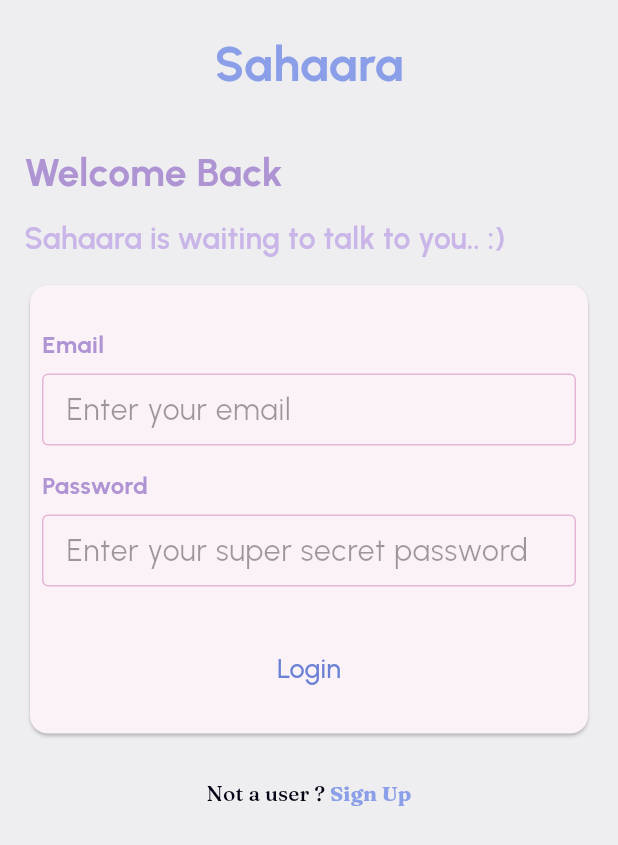
After one commit to shikharr-ag/sahaara, a Flutter app: the AppwriteSignInPage screen opened directly, on a phone screen of 412 x 824 dp. The commit adds this screen. Shown: the top 845 px of the screen. Run offline on Flutter 3.47's test engine with Material 3 defaults, Android fonts, the phone set to English and light mode, and no system bars; our stand-ins replace animated_bottom_navigation_bar, another_flushbar, appwrite, audioplayers, auto_size_text, chat_bubbles and 13 more; missing offline and left inert: audio_waveforms, circular_reveal_animation, flutter_shimmer, record, simple_ripple_animation, transition; accounts and stored records are empty; network calls fail.

Commit message:
appwrite v1;

```diff
--- /dev/null
+++ b/lib/auth/domain/entity/appwrite_login_state.dart
@@ -0,0 +1,17 @@
+import 'package:copy_with_extension/copy_with_extension.dart';
+
+part 'appwrite_login_state.g.dart';
+
+@CopyWith()
+class AppwriteLoginState {
+  bool isSigningIn;
+  String email;
+  String password;
+  String? errorMessage;
+  AppwriteLoginState({
+    required this.isSigningIn,
+    this.errorMessage,
+    required this.password,
+    required this.email,
+  });
+}
--- a/lib/auth/domain/entity/google_login_state.dart
+++ /dev/null
@@ -1,5 +0,0 @@
-class GoogleLoginState {
-  bool isSigningIn;
-  String? errorMessage;
-  GoogleLoginState({required this.isSigningIn, this.errorMessage});
-}
--- /dev/null
+++ b/lib/auth/presentation/notifiers/appwrite_auth_notifier.dart
@@ -0,0 +1,101 @@
+import 'dart:developer';
+
+import 'package:appwrite/appwrite.dart';
+import 'package:flutter/material.dart';
+import 'package:flutter_riverpod/flutter_riverpod.dart';
+import 'package:sahaara/auth/domain/entity/appwrite_login_state.dart';
+
+import 'package:sahaara/global/functions/snackbars.dart';
+import 'package:sahaara/main.dart';
+import 'package:sahaara/onboarding/presentation/screen/onboarding_screen.dart';
+
+import '../../data/ds/set_my_user.dart';
+import '../../domain/entity/my_user.dart';
+import 'my_user_notifier.dart';
+
+class AppwriteAuthNotifier extends Notifier<AppwriteLoginState> {
+  AppwriteLoginState build() {
+    return AppwriteLoginState(
+      isSigningIn: false,
+      email: '',
+      password: '',
+    );
+  }
+
+  void _debugLog(String s) {
+    log(s, name: 'GoogleSignInLogs');
+  }
+
+  void setEmail(String email) {
+    state = state.copyWith(email: email);
+  }
+
+  void setPass(String pass) {
+    state = state.copyWith(password: pass);
+  }
+
+  Future googleLogin(BuildContext context, WidgetRef ref) async {
+    MyFlushbarHelper.createInformation(
+            title: 'Please Wait!', message: 'Logging you in with Google.')
+        .show(context);
+    try {
+      final _auth = Account(client);
+      final session = await _auth.createEmailPasswordSession(
+          email: state.email, password: state.password);
+      log('Session Details; ${session.toMap()}');
+       // _auth.create(userId: ID.unique(),email: );
+      // final User? usr = (await _auth.signInWithCredential(credential)).user;
+      // final User? currentUser = _auth.currentUser;
+      ref.read(myUserNotifier.notifier).updateUid(session.userId);
+
+      // setMyUser(MyUserModel(uid: session.userId, age: age, gender: gender, createdAt: createdAt, name: name, email: email, sessionIds: sessionIds, journalIds: journalIds))
+
+      // _debugLog('Payload: $payload');
+      // _debugLog('User : $currentUser');
+
+      // state = GoogleLoginState(isSigningIn: false);
+      if (context.mounted) {
+        Navigator.of(context).pushReplacement(
+            MaterialPageRoute(builder: (context) => OnboardingScreen()));
+        // Navigator.of(context).popUntil((route) => route.isFirst);
+        // rightLeftTransitionPushReplacement(
+        //     context, AppNavigationInitialAPICaller());
+      }
+    } catch (e, stackTrace) {
+      // state = GoogleLoginState(isSigningIn: false, errorMessage: e.toString());
+      // MyFlushbarHelper.createError(
+      //         title: 'Something went wrong!', message: 'Google Sign In Failed.')
+      //     .show(context);
+      // state = GoogleLoginState(isSigningIn: true, errorMessage: e.toString());
+      //     FirebaseAuth.instance
+      //         .signInWithEmailAndPassword(
+      //       // email: 'shikhar@myhealthtick.com',
+      //       //  password: 'shikhar123'
+      //       email: 'a@b.com',
+      //       password: '123456',
+      //     )
+      //         .then((creds) async {
+      //       final User? usr = creds.user;
+      //       final User? currentUser = FirebaseAuth.instance.currentUser;
+      //       ref.read(myUserNotifier.notifier).updateUid(currentUser!.uid);
+      //       bool onb = await isUserOnboarded(ref, uid: currentUser.uid);
+      //       if (!onb) {
+      //         Navigator.of(context)
+      //             .pushReplacement(Transition(child: OnboardingScreen()));
+      //       } else {
+      //         Navigator.of(context).pushAndRemoveUntil(
+      //           Transition(
+      //             child: MyHomePage(title: ''),
+      //           ),
+      //           (route) => false,
+      //         );
+      //       }
+      //     });
+      //   }
+    }
+  }
+}
+
+final appwriteAuthNotifier =
+    NotifierProvider<AppwriteAuthNotifier, AppwriteLoginState>(
+        AppwriteAuthNotifier.new);
--- /dev/null
+++ b/lib/auth/presentation/screen/appwrite_login_page.dart
@@ -0,0 +1,262 @@
+import 'package:another_flushbar/flushbar.dart';
+import 'package:flutter/material.dart';
+import 'package:flutter_riverpod/flutter_riverpod.dart';
+import 'package:google_fonts/google_fonts.dart';
+import 'package:sahaara/auth/presentation/notifiers/appwrite_auth_notifier.dart';
+import 'package:sahaara/global/color_scheme.dart';
+import 'package:sahaara/global/functions/snackbars.dart';
+
+import 'package:sahaara/global/sahaara_theme.dart';
+import 'package:sahaara/global/widgets/header.dart';
+import 'package:sahaara/onboarding/presentation/screen/onboarding_screen.dart';
+import 'package:sizer/sizer.dart';
+import 'package:transition/transition.dart';
+
+class AppwriteSignInPage extends ConsumerStatefulWidget {
+  const AppwriteSignInPage({super.key, this.isSignIn = false});
+  final bool isSignIn;
+  @override
+  ConsumerState<AppwriteSignInPage> createState() => _GoogleSignInPageState();
+}
+
+class _GoogleSignInPageState extends ConsumerState<AppwriteSignInPage> {
+  TextEditingController emailController = TextEditingController();
+  TextEditingController passController = TextEditingController();
+  @override
+  Widget build(BuildContext context) {
+    final googleState = ref.watch(appwriteAuthNotifier);
+    return Scaffold(
+      backgroundColor: AppColors.background,
+      body: SingleChildScrollView(
+        child: SizedBox(
+          width: 100.w,
+          height: 100.h,
+          child: Padding(
+            padding: const EdgeInsets.symmetric(horizontal: 16.0),
+            child: Column(
+              crossAxisAlignment: CrossAxisAlignment.center,
+              children: [
+                ...headers,
+                Align(
+                  alignment: Alignment.centerLeft,
+                  child: Text(
+                    widget.isSignIn ? 'Welcome Back' : 'Welcome',
+                    style: AppColors.theme.textTheme.bodyMedium!.copyWith(
+                      color: AppColors.accentDark,
+                      fontSize: 26,
+                      fontWeight: FontWeight.bold,
+                    ),
+                    textAlign: TextAlign.left,
+                  ),
+                ),
+                const SizedBox(
+                  height: 12,
+                ),
+                Align(
+                  alignment: Alignment.centerLeft,
+                  child: Text(
+                    widget.isSignIn
+                        ? 'Sahaara is waiting to talk to you.. :)'
+                        : 'Sign up quickly, a friend is waiting for you',
+                    style: AppColors.theme.textTheme.bodyMedium!.copyWith(
+                        color: AppColors.accent,
+                        fontSize: 20,
+                        fontWeight: FontWeight.w600),
+                  ),
+                ),
+                const SizedBox(
+                  height: 12,
+                ),
+                Card(
+                  color: const Color.fromARGB(255, 251, 242, 248),
+                  child: Padding(
+                    padding: const EdgeInsets.all(8.0),
+                    child: Column(
+                      mainAxisAlignment: MainAxisAlignment.spaceEvenly,
+                      children: [
+                        const SizedBox(
+                          height: 20,
+                        ),
+                        Align(
+                          alignment: Alignment.centerLeft,
+                          child: Text(
+                            'Email',
+                            style: GoogleFonts.urbanist(
+                              color: AppColors.accentDark,
+                              fontWeight: FontWeight.bold,
+                            ),
+                          ),
+                        ),
+                        const SizedBox(
+                          height: 8,
+                        ),
+                        TextField(
+                          style: GoogleFonts.urbanist(
+                            color: AppColors.primaryDark,
+                          ),
+                          cursorColor: AppColors.background,
+                          decoration: InputDecoration(
+                            hintText: "Enter your email",
+                            hintStyle:
+                                GoogleFonts.urbanist(color: Colors.black38),
+                            contentPadding:
+                                const EdgeInsets.only(top: 16, left: 12),
+                            border: OutlineInputBorder(
+                              borderSide: BorderSide(
+                                color: Colors.white,
+                              ),
+                            ),
+                            enabledBorder: OutlineInputBorder(
+                              borderSide: BorderSide(
+                                color: AppColors.secondary,
+                              ),
+                            ),
+                            disabledBorder: OutlineInputBorder(
+                              borderSide: BorderSide(
+                                color: Colors.grey,
+                              ),
+                            ),
+                            focusedBorder: OutlineInputBorder(
+                              borderSide: BorderSide(
+                                color: AppColors.accentDark,
+                              ),
+                            ),
+                          ),
+                          controller: emailController,
+                          onChanged: (email) => ref
+                              .read(appwriteAuthNotifier.notifier)
+                              .setEmail(email),
+                          onSubmitted: (email) => ref
+                              .read(appwriteAuthNotifier.notifier)
+                              .setEmail(email),
+                        ),
+                        const SizedBox(
+                          height: 15,
+                        ),
+                        Align(
+                          alignment: Alignment.centerLeft,
+                          child: Text(
+                            'Password',
+                            style: GoogleFonts.urbanist(
+                              color: AppColors.accentDark,
+                              fontWeight: FontWeight.bold,
+                            ),
+                          ),
+                        ),
+                        const SizedBox(
+                          height: 8,
+                        ),
+                        TextField(
+                          style: GoogleFonts.urbanist(
+                            color: AppColors.primaryDark,
+                          ),
+                          cursorColor: AppColors.background,
+                          decoration: InputDecoration(
+                            hintText: "Enter your super secret password",
+                            hintStyle:
+                                GoogleFonts.urbanist(color: Colors.black38),
+                            contentPadding: EdgeInsets.only(top: 16, left: 12),
+                            border: OutlineInputBorder(
+                              borderSide: BorderSide(
+                                color: Colors.white,
+                              ),
+                            ),
+                            enabledBorder: OutlineInputBorder(
+                              borderSide: BorderSide(
+                                color: AppColors.secondary,
+                              ),
+                            ),
+                            disabledBorder: OutlineInputBorder(
+                              borderSide: BorderSide(
+                                color: Colors.grey,
+                              ),
+                            ),
+                            focusedBorder: OutlineInputBorder(
+                              borderSide: BorderSide(
+                                color: AppColors.accentDark,
+                              ),
+                            ),
+                          ),
+                          controller: passController,
+                          onChanged: (pass) => ref
+                              .read(appwriteAuthNotifier.notifier)
+                              .setPass(pass),
+                          onSubmitted: (pass) => ref
+                              .read(appwriteAuthNotifier.notifier)
+                              .setPass(pass),
+                        ),
+                        const SizedBox(
+                          height: 20,
+                        ),
+                        TextButton(
+                          onPressed: (emailController.text.isNotEmpty &&
+                                  passController.text.isNotEmpty)
+                              ? () {
+                                  ref
+                                      .read(appwriteAuthNotifier.notifier)
+                                      .googleLogin(context, ref);
+                                }
+                              : () => MyFlushbarHelper.createInformation(
+                                      message: 'Please enter your credentials')
+                                  .show(context),
+                          style:
+                              TextButton.styleFrom(fixedSize: Size(70.w, 70)),
+                          child: googleState.isSigningIn
+                              ? const Center(
+                                  child: CircularProgressIndicator(
+                                    color: AppColors.primaryDark,
+                                  ),
+                                )
+                              : Text(
+                                  'Login',
+                                  style: AppColors.theme.textTheme.bodyMedium!
+                                      .copyWith(
+                                          color: AppColors.primaryDark,
+                                          fontSize: 18),
+                                  textAlign: TextAlign.center,
+                                ),
+                        ),
+                      ],
+                    ),
+                  ),
+                ),
+                const SizedBox(
+                  height: 12,
+                ),
+                if (widget.isSignIn)
+                  TextButton(
+                    onPressed: () {
+                      Navigator.of(context).push(
+                        Transition(
+                          child: OnboardingScreen(),
+                          transitionEffect: TransitionEffect.RIGHT_TO_LEFT,
+                        ),
+                      );
+                    },
+                    style: TextButton.styleFrom(fixedSize: Size(80.w, 40)),
+                    child: Text.rich(
+                      TextSpan(
+                          text: 'Not a user ? ',
+                          children: [
+                            TextSpan(
+                              text: 'Sign Up',
+                              style: GoogleFonts.fraunces(
+                                color: AppColors.primary,
+                                fontWeight: FontWeight.bold,
+                              ),
+                            ),
+                          ],
+                          style: GoogleFonts.fraunces(
+                            color: SahaaraColorScheme.blackColor,
+                          )),
+                      textAlign: TextAlign.center,
+                    ),
+                  ),
+              ],
+            ),
+          ),
+        ),
+      ),
+    );
+  }
+}
--- a/lib/home/presentation/screens/home_screen.dart
+++ b/lib/home/presentation/screens/home_screen.dart
@@ -43,7 +43,7 @@ class _MyHomePageState extends ConsumerState<MyHomePage>
   @override
   void initState() {
     super.initState();
-    ref.read(myUserNotifier.notifier).updateUsers();
+    // ref.read(myUserNotifier.notifier).updateUsers();
     _fabAnimationController = AnimationController(
       duration: Duration(milliseconds: 500),
       vsync: this,
--- a/lib/main.dart
+++ b/lib/main.dart
@@ -1,10 +1,9 @@
 import 'dart:ui';
-
 import 'package:firebase_core/firebase_core.dart';
 import 'package:flutter/material.dart';
 import 'package:flutter_riverpod/flutter_riverpod.dart';
 import 'package:google_fonts/google_fonts.dart';
-import 'package:sahaara/auth/presentation/screen/google_sign_in_page.dart';
+import 'package:sahaara/auth/presentation/screen/appwrite_login_page.dart';
 import 'package:sahaara/chat/presentation/screens/call_chat_screen.dart';
 import 'package:sahaara/chat/presentation/screens/chat_screen.dart';
 import 'package:sahaara/firebase_options.dart';
@@ -25,7 +24,6 @@ Client client = Client();
 void main() async {
   WidgetsFlutterBinding.ensureInitialized();
   client.setProject('67235e43000669db1bca');
-  await Firebase.initializeApp(options: DefaultFirebaseOptions.android);
   runApp(const MyApp());
 }
 
--- a/pubspec.yaml
+++ b/pubspec.yaml
@@ -65,6 +65,7 @@ dependencies:
   shimmer: ^3.0.0
   loading_indicator: ^3.1.1
   appwrite: ^13.0.0
+  argon2: ^1.0.1
 
 dev_dependencies:
   flutter_test:
```
Also changed, not shown: lib/auth/data/ds/set_my_user.dart (+27 -10 lines), lib/auth/presentation/notifiers/google_sign_in.dart (deleted, +0 -108 lines), lib/auth/presentation/screen/google_sign_in_page.dart (deleted, +0 -98 lines), lib/chat/presentation/notifier/get_sahaara_endpoint_notifier.dart (+19 -9 lines), lib/global/appwrite_consts.dart (added, +5 -0 lines), lib/package_animate.dart (+11 -11 lines), lib/auth/domain/entity/appwrite_login_state.g.dart (added), pubspec.lock.
